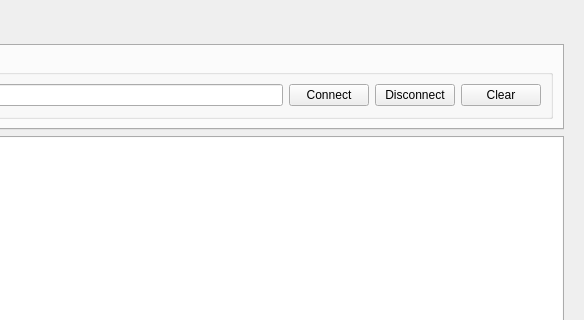
The window that Source/Labor-Tracker/mainform.ui (joshuawootonn/time-track) describes before a commit, drawn with Qt 5; both pictures show x 578 to 1162 and y 0 to 320 of the 1162 by 744 pixel window.
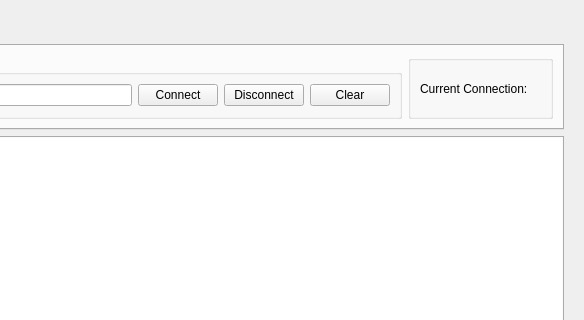
The same window after the commit. The open tabs and pages were chosen to show the change.

Diff of the .ui file:
```diff
--- a/Source/Labor-Tracker/mainform.ui
+++ b/Source/Labor-Tracker/mainform.ui
@@ -881,6 +881,29 @@
              </layout>
             </widget>
            </item>
+           <item>
+            <widget class="QGroupBox" name="groupBox_16">
+             <property name="title">
+              <string/>
+             </property>
+             <layout class="QHBoxLayout" name="horizontalLayout_12">
+              <item>
+               <widget class="QLabel" name="DataBaseLabel1">
+                <property name="text">
+                 <string>Current Connection:</string>
+                </property>
+               </widget>
+              </item>
+              <item>
+               <widget class="QLabel" name="DataBaseLabel2">
+                <property name="text">
+                 <string/>
+                </property>
+               </widget>
+              </item>
+             </layout>
+            </widget>
+           </item>
           </layout>
          </widget>
         </widget>
```
Left out of the diff: 2 changed lines with no effect on the pictures.
